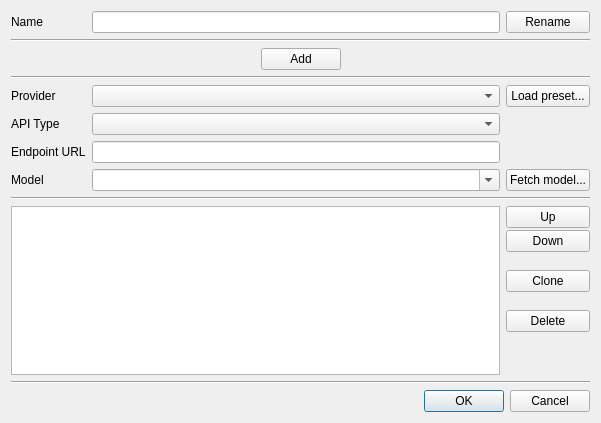
This is src/SelectAiModelDialog.ui in soramimi/Guitar as Qt 5 draws it before an edit. The edited form follows.
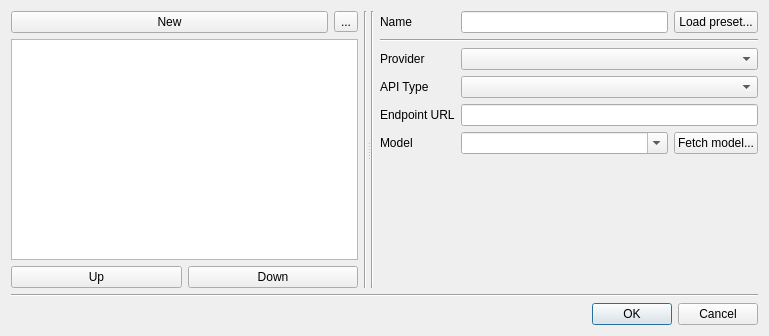
This is the edited form.

```diff
--- a/src/SelectAiModelDialog.ui
+++ b/src/SelectAiModelDialog.ui
@@ -6,55 +6,52 @@
    <rect>
     <x>0</x>
     <y>0</y>
-    <width>601</width>
-    <height>423</height>
+    <width>769</width>
+    <height>336</height>
    </rect>
   </property>
   <property name="windowTitle">
    <string>Dialog</string>
   </property>
+  <layout class="QVBoxLayout" name="verticalLayout_3">
+   <item>
+    <widget class="QSplitter" name="splitter">
+     <property name="sizePolicy">
+      <sizepolicy hsizetype="Expanding" vsizetype="MinimumExpanding">
+       <horstretch>0</horstretch>
+       <verstretch>0</verstretch>
+      </sizepolicy>
+     </property>
+     <property name="orientation">
+      <enum>Qt::Orientation::Horizontal</enum>
+     </property>
+     <widget class="QWidget" name="layoutWidget">
+      <layout class="QHBoxLayout" name="horizontalLayout_3">
+       <item>
   <layout class="QVBoxLayout" name="verticalLayout_2">
    <item>
-    <layout class="QGridLayout" name="gridLayout">
-     <item row="5" column="0">
-      <widget class="QLabel" name="label">
+          <layout class="QHBoxLayout" name="horizontalLayout_2">
+           <item>
+            <widget class="QPushButton" name="pushButton_new">
        <property name="text">
-        <string>API Type</string>
+              <string>New</string>
        </property>
       </widget>
      </item>
-     <item row="0" column="2">
-      <widget class="QPushButton" name="pushButton_rename">
+           <item>
+            <widget class="QToolButton" name="toolButton">
        <property name="text">
-        <string>Rename</string>
+              <string>...</string>
        </property>
       </widget>
      </item>
-     <item row="7" column="1">
-      <widget class="QComboBox" name="comboBox_model">
-       <property name="sizePolicy">
-        <sizepolicy hsizetype="MinimumExpanding" vsizetype="Fixed">
-         <horstretch>0</horstretch>
-         <verstretch>0</verstretch>
-        </sizepolicy>
-       </property>
-       <property name="editable">
-        <bool>true</bool>
-       </property>
-      </widget>
-     </item>
-     <item row="1" column="0" colspan="3">
-      <widget class="Line" name="line_5">
-       <property name="orientation">
-        <enum>Qt::Orientation::Horizontal</enum>
-       </property>
-      </widget>
-     </item>
-     <item row="9" column="2">
-      <layout class="QVBoxLayout" name="verticalLayout">
-       <property name="spacing">
-        <number>2</number>
-       </property>
+          </layout>
+         </item>
+         <item>
+          <widget class="QListView" name="listView"/>
+         </item>
+         <item>
+          <layout class="QHBoxLayout" name="horizontalLayout_4">
        <item>
         <widget class="QPushButton" name="pushButton_up">
          <property name="text">
@@ -69,147 +66,76 @@
          </property>
         </widget>
        </item>
-       <item>
-        <widget class="QLabel" name="label_6">
-         <property name="text">
-          <string/>
-         </property>
-        </widget>
-       </item>
-       <item>
-        <widget class="QPushButton" name="pushButton_clone">
-         <property name="text">
-          <string>Clone</string>
-         </property>
-        </widget>
+          </layout>
+         </item>
+        </layout>
        </item>
        <item>
-        <widget class="QLabel" name="label_7">
-         <property name="text">
-          <string/>
-         </property>
-        </widget>
-       </item>
-       <item>
-        <widget class="QPushButton" name="pushButton_delete">
-         <property name="text">
-          <string>Delete</string>
-         </property>
-        </widget>
-       </item>
-       <item>
-        <spacer name="verticalSpacer_2">
+        <widget class="Line" name="line_2">
          <property name="orientation">
           <enum>Qt::Orientation::Vertical</enum>
          </property>
-         <property name="sizeHint" stdset="0">
-          <size>
-           <width>20</width>
-           <height>13</height>
-          </size>
-         </property>
-        </spacer>
+        </widget>
        </item>
       </layout>
-     </item>
-     <item row="5" column="1">
-      <widget class="QComboBox" name="comboBox_api_type"/>
-     </item>
-     <item row="8" column="0" colspan="3">
+     </widget>
+     <widget class="QWidget" name="">
+      <layout class="QHBoxLayout" name="horizontalLayout_6">
+       <item>
       <widget class="Line" name="line">
        <property name="orientation">
-        <enum>Qt::Orientation::Horizontal</enum>
+          <enum>Qt::Orientation::Vertical</enum>
        </property>
       </widget>
      </item>
-     <item row="6" column="1">
-      <widget class="QLineEdit" name="lineEdit_endpoint_url"/>
-     </item>
-     <item row="4" column="1">
-      <widget class="QComboBox" name="comboBox_provider"/>
-     </item>
-     <item row="2" column="0" colspan="3">
-      <layout class="QHBoxLayout" name="horizontalLayout_3">
        <item>
-        <spacer name="horizontalSpacer_4">
-         <property name="orientation">
-          <enum>Qt::Orientation::Horizontal</enum>
-         </property>
-         <property name="sizeHint" stdset="0">
-          <size>
-           <width>40</width>
-           <height>20</height>
-          </size>
-         </property>
-        </spacer>
-       </item>
+        <layout class="QVBoxLayout" name="verticalLayout">
        <item>
-        <widget class="QPushButton" name="pushButton_new">
+          <layout class="QGridLayout" name="gridLayout">
+           <item row="2" column="0">
+            <widget class="QLabel" name="label_5">
          <property name="text">
-          <string>Add</string>
+              <string>Provider</string>
          </property>
         </widget>
        </item>
-       <item>
-        <spacer name="horizontalSpacer_5">
+           <item row="1" column="0" colspan="3">
+            <widget class="Line" name="line_5">
+             <property name="sizePolicy">
+              <sizepolicy hsizetype="MinimumExpanding" vsizetype="Fixed">
+               <horstretch>0</horstretch>
+               <verstretch>0</verstretch>
+              </sizepolicy>
+             </property>
          <property name="orientation">
           <enum>Qt::Orientation::Horizontal</enum>
          </property>
-         <property name="sizeHint" stdset="0">
-          <size>
-           <width>40</width>
-           <height>20</height>
-          </size>
-         </property>
-        </spacer>
-       </item>
-      </layout>
-     </item>
-     <item row="3" column="0" colspan="3">
-      <widget class="Line" name="line_3">
-       <property name="orientation">
-        <enum>Qt::Orientation::Horizontal</enum>
+            </widget>
+           </item>
+           <item row="5" column="2">
+            <widget class="QPushButton" name="pushButton_fetch_model">
+             <property name="text">
+              <string>Fetch model...</string>
        </property>
       </widget>
      </item>
-     <item row="6" column="0">
+           <item row="4" column="0">
       <widget class="QLabel" name="label_4">
        <property name="text">
         <string>Endpoint URL</string>
        </property>
       </widget>
      </item>
-     <item row="0" column="0">
-      <widget class="QLabel" name="label_2">
-       <property name="text">
-        <string>Name</string>
-       </property>
-      </widget>
-     </item>
-     <item row="9" column="0" colspan="2">
-      <widget class="QListView" name="listView"/>
-     </item>
-     <item row="7" column="0">
+           <item row="3" column="1" colspan="2">
+            <widget class="QComboBox" name="comboBox_api_type"/>
+           </item>
+           <item row="5" column="0">
       <widget class="QLabel" name="label_3">
        <property name="text">
         <string>Model</string>
        </property>
       </widget>
      </item>
-     <item row="7" column="2">
-      <widget class="QPushButton" name="pushButton_fetch_model">
-       <property name="text">
-        <string>Fetch model...</string>
-       </property>
-      </widget>
-     </item>
-     <item row="4" column="0">
-      <widget class="QLabel" name="label_5">
-       <property name="text">
-        <string>Provider</string>
-       </property>
-      </widget>
-     </item>
      <item row="0" column="1">
       <widget class="QLineEdit" name="lineEdit_name">
        <property name="sizePolicy">
@@ -220,14 +146,66 @@
        </property>
       </widget>
      </item>
-     <item row="4" column="2">
+           <item row="0" column="2">
       <widget class="QPushButton" name="pushButton_load_preset">
        <property name="text">
         <string>Load preset...</string>
        </property>
       </widget>
      </item>
-    </layout>
+           <item row="0" column="0">
+            <widget class="QLabel" name="label_2">
+             <property name="text">
+              <string>Name</string>
+             </property>
+            </widget>
+           </item>
+           <item row="2" column="1" colspan="2">
+            <widget class="QComboBox" name="comboBox_provider"/>
+           </item>
+           <item row="3" column="0">
+            <widget class="QLabel" name="label">
+             <property name="text">
+              <string>API Type</string>
+             </property>
+            </widget>
+           </item>
+           <item row="4" column="1" colspan="2">
+            <widget class="QLineEdit" name="lineEdit_endpoint_url"/>
+           </item>
+           <item row="5" column="1">
+            <widget class="QComboBox" name="comboBox_model">
+             <property name="sizePolicy">
+              <sizepolicy hsizetype="MinimumExpanding" vsizetype="Fixed">
+               <horstretch>0</horstretch>
+               <verstretch>0</verstretch>
+              </sizepolicy>
+             </property>
+             <property name="editable">
+              <bool>true</bool>
+             </property>
+            </widget>
+           </item>
+          </layout>
+         </item>
+         <item>
+          <spacer name="verticalSpacer">
+           <property name="orientation">
+            <enum>Qt::Orientation::Vertical</enum>
+           </property>
+           <property name="sizeHint" stdset="0">
+            <size>
+             <width>20</width>
+             <height>40</height>
+            </size>
+           </property>
+          </spacer>
+         </item>
+        </layout>
+       </item>
+      </layout>
+     </widget>
+    </widget>
    </item>
    <item>
     <widget class="Line" name="line_4">
```
Left out of the diff: 10 changed lines with no effect on the pictures. Lines whose indentation alone changed are shown as unchanged.
